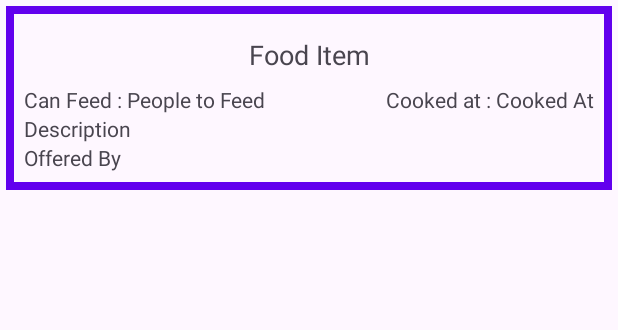
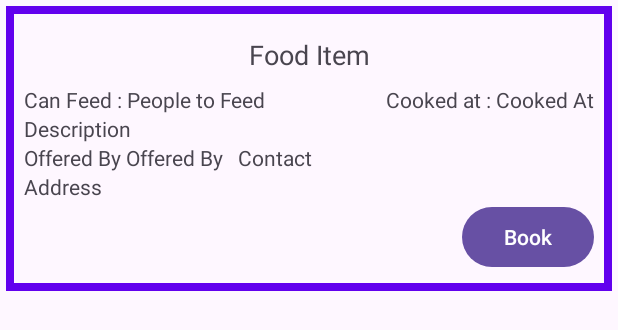
Before and after one commit to fadkeabhi/DanVeer, an Android app: the layout donation_card_item_ngo.xml on its own in the app's theme, with its tools: preview values and no code run, on a phone screen of 412 x 824 dp. Shown: the top 330 px of the screen. Run offline under Robolectric (Android 15) with nearby library versions, the phone set to English and light mode, and no system bars.

Commit message:
Feat book a donation

```diff
--- a/app/src/main/res/layout/donation_card_item_ngo.xml
+++ b/app/src/main/res/layout/donation_card_item_ngo.xml
@@ -65,11 +65,53 @@
         android:text="Description" />
 
 
+    <LinearLayout
+        android:layout_width="match_parent"
+        android:layout_height="wrap_content"
+        android:orientation="horizontal">
+        <TextView
+            android:layout_width="wrap_content"
+            android:layout_height="wrap_content"
+            android:text="Offered By " />
+
+        <TextView
+            android:id="@+id/offerByTextView"
+            android:layout_width="wrap_content"
+            android:layout_height="wrap_content"
+            android:text="Offered By" />
+
+        <TextView
+            android:layout_width="wrap_content"
+            android:layout_height="wrap_content"
+            android:text="   " />
+
+        <TextView
+            android:id="@+id/contactTextView"
+            android:layout_width="wrap_content"
+            android:layout_height="wrap_content"
+            android:text="Contact" />
+
+    </LinearLayout>
 
     <TextView
-        android:id="@+id/offerByTextView"
+        android:id="@+id/addressTextView"
         android:layout_width="wrap_content"
         android:layout_height="wrap_content"
-        android:text="Offered By" />
+        android:text="Address" />
+
+    <LinearLayout
+        android:layout_width="match_parent"
+        android:layout_height="wrap_content"
+        android:layout_marginRight="0dp"
+        android:orientation="horizontal"
+        android:gravity="right">
+
+        <Button
+            android:id="@+id/bookButton"
+            android:layout_width="wrap_content"
+            android:layout_height="wrap_content"
+            android:text="Book"/>
+
+    </LinearLayout>
 
 </LinearLayout>
```
Also changed, not shown: app/src/main/java/com/djabrj/danveer/NgoFindDonations.kt (+108 -4 lines).
